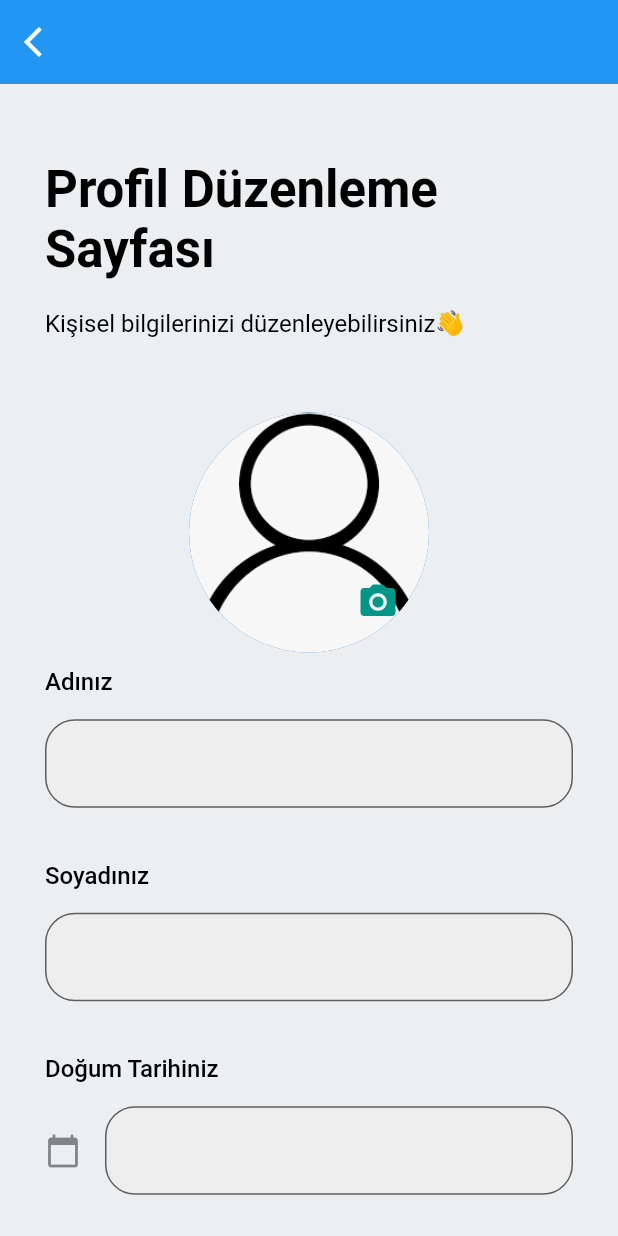
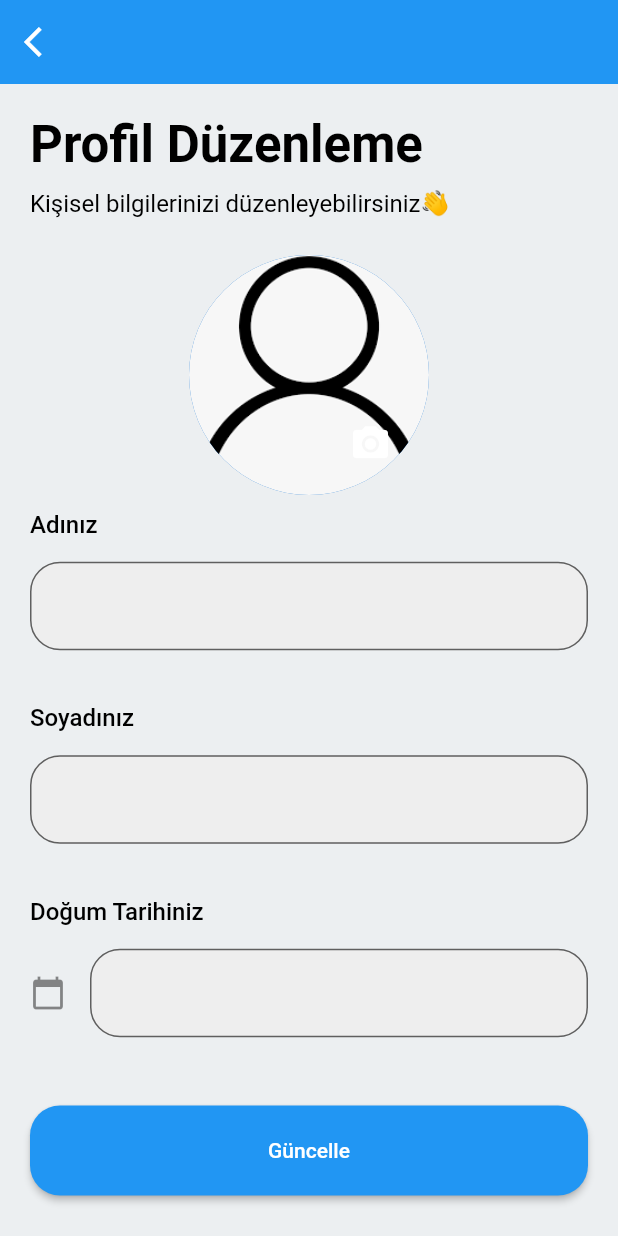
Before and after one commit to SezerKaynak/pomo2do, a Flutter app: the PersonInfo screen opened by its route, after a tap on "Hesap Ayarları", on a phone screen of 412 x 824 dp. Run offline on Flutter 3.47's test engine with Material 2 defaults, Android fonts, the light colour scheme and no system bars; our stand-ins replace cached_network_image, cloud_firestore, firebase_auth, firebase_core, firebase_storage, flutter_smart_dialog and 1 more; missing offline and left inert: firestore_search; accounts and stored records are empty; network calls fail.

Commit message:
Customization

```diff
--- a/lib/pages/edit_password.dart
+++ b/lib/pages/edit_password.dart
@@ -68,7 +68,7 @@ class _EditPasswordState extends State<EditPassword> {
         child: Form(
           key: _formKey,
           child: Padding(
-            padding: ScreenPadding().screenPadding.copyWith(top: 0),
+            padding: ScreenPadding().screenPadding.copyWith(top: 10, left: 20, right: 20),
             child: Column(
               children: [
                 ScreenTexts(
--- a/lib/pages/edit_profile.dart
+++ b/lib/pages/edit_profile.dart
@@ -1,5 +1,4 @@
 import 'dart:io';
-
 import 'package:cached_network_image/cached_network_image.dart';
 import 'package:cloud_firestore/cloud_firestore.dart';
 import 'package:firebase_auth/firebase_auth.dart';
@@ -8,12 +7,9 @@ import 'package:flutter/material.dart';
 import 'package:flutter/services.dart';
 import 'package:flutter_application_1/pages/login_page.dart';
 import 'package:flutter_application_1/pages/person_info.dart';
-import 'package:flutter_application_1/service/firebase_service.dart';
 import 'package:flutter_application_1/service/i_auth_service.dart';
 import 'package:intl/intl.dart';
 import 'package:image_picker/image_picker.dart';
-import 'package:path_provider/path_provider.dart';
-import 'package:path/path.dart';
 import 'package:provider/provider.dart';
 
 class EditProfile extends StatefulWidget {
@@ -52,7 +48,7 @@ class _EditProfileState extends State<EditProfile> {
     CollectionReference users = FirebaseFirestore.instance.collection("Users");
     var user = users.doc(FirebaseAuth.instance.currentUser!.uid);
 
-    var title = "Profil Düzenleme Sayfası";
+    var title = "Profil Düzenleme";
     var subtitle = "Kişisel bilgilerinizi düzenleyebilirsiniz👋";
     var name = "Adınız";
     var surname = "Soyadınız";
@@ -77,26 +73,29 @@ class _EditProfileState extends State<EditProfile> {
         ),
         body: SingleChildScrollView(
           child: Padding(
-            padding: ScreenPadding().screenPadding,
+            padding: ScreenPadding().screenPadding.copyWith(top: 10, left: 20, right: 20),
             child: Column(
               children: [
                 ScreenTexts(
                     title: title,
                     theme: Theme.of(context).textTheme.headline4,
                     fontW: FontWeight.w600,
-                    textPosition: TextAlign.left),
+                    textPosition: TextAlign.left,
+                    customPadding: const EdgeInsets.fromLTRB(0, 10, 0, 5),
+                    ),
                 ScreenTexts(
                     title: subtitle,
                     theme: Theme.of(context).textTheme.subtitle1,
                     fontW: FontWeight.w400,
-                    textPosition: TextAlign.left),
-                const SizedBox(height: 40),
+                    textPosition: TextAlign.left,
+                    customPadding: const EdgeInsets.fromLTRB(0, 5, 0, 0)),
+                const SizedBox(height: 25),
                 Center(
                   child: Stack(children: [
                     Avatar(downloadUrl: downloadUrl, image: image),
                     Positioned(
                         bottom: 20,
-                        right: 20,
+                        right: 25,
                         child: InkWell(
                           onTap: () {
                             showModalBottomSheet(
@@ -105,7 +104,7 @@ class _EditProfileState extends State<EditProfile> {
                           },
                           child: const Icon(
                             Icons.camera_alt,
-                            color: Colors.teal,
+                            color: Colors.white,
                             size: 28,
                           ),
                         ))
@@ -256,7 +255,7 @@ class _EditProfileState extends State<EditProfile> {
                         maxLines: 1,
                       );
                     }),
-                const SizedBox(height: 50),
+                const SizedBox(height: 40),
                 SizedBox(
                     width: 400,
                     height: 60,
--- a/lib/pages/login_page.dart
+++ b/lib/pages/login_page.dart
@@ -361,6 +361,7 @@ class ScreenTextField extends StatelessWidget {
 class ScreenTexts extends StatelessWidget {
   const ScreenTexts({
     Key? key,
+    this.customPadding,
     required this.title,
     required this.theme,
     required this.fontW,
@@ -370,12 +371,13 @@ class ScreenTexts extends StatelessWidget {
   final TextStyle? theme;
   final FontWeight fontW;
   final TextAlign textPosition;
+  final EdgeInsetsGeometry? customPadding;
   @override
   Widget build(BuildContext context) {
     return SizedBox(
         width: 400,
         child: Padding(
-          padding: const EdgeInsets.symmetric(vertical: 10),
+          padding: customPadding ?? const EdgeInsets.fromLTRB(0,10,0,10),
           child: Text(title,
               textAlign: textPosition,
               style: theme?.copyWith(fontWeight: fontW, color: Colors.black)),
--- a/lib/pages/person_info.dart
+++ b/lib/pages/person_info.dart
@@ -121,9 +121,9 @@ class _PersonInfoState extends State<PersonInfo> {
                               " ${asyncSnapshot.data.data()["surname"]}",
                               style: Theme.of(context)
                                   .textTheme
-                                  .headline6
+                                  .headline4
                                   ?.copyWith(
-                                      fontWeight: FontWeight.w400, fontSize: 26),
+                                      fontWeight: FontWeight.w600, fontSize: 26, color: Colors.black),
                             );
                           }
                           return const Text("Loading");
```
